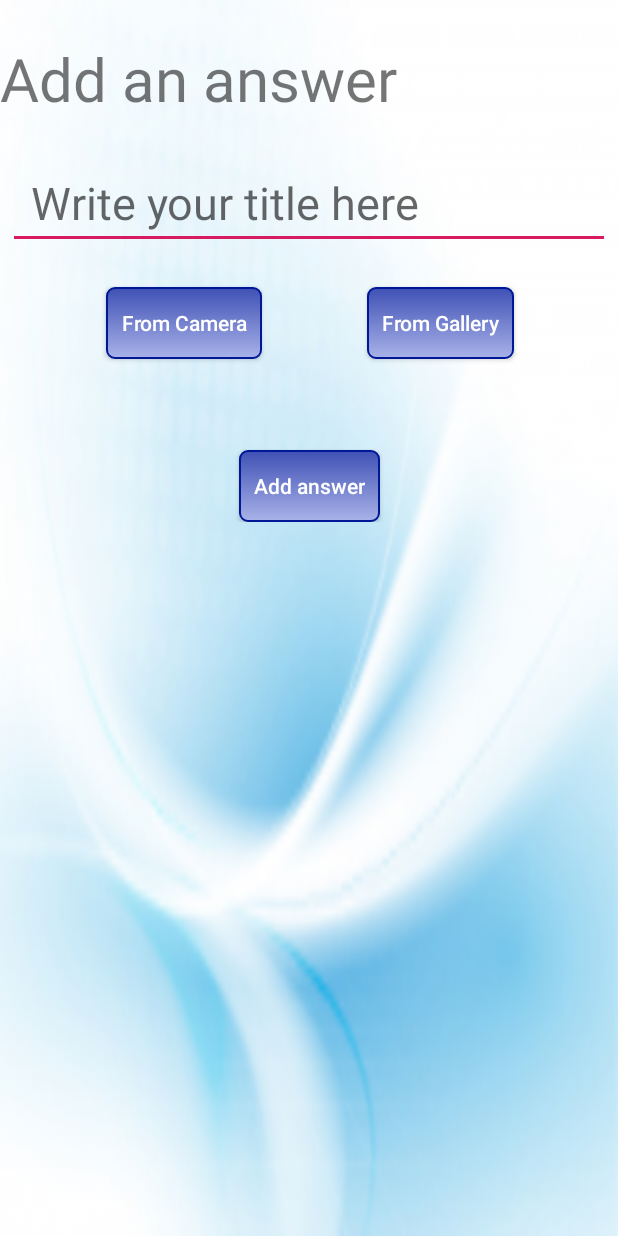
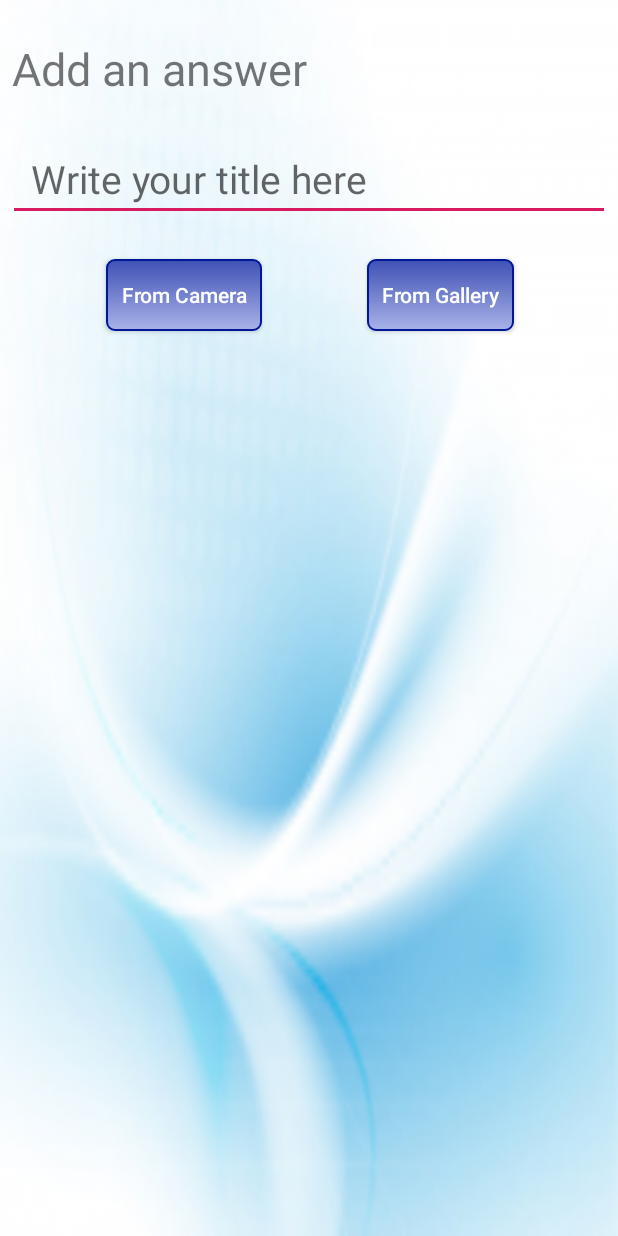
Before and after one commit to forer11/GroupStudyingApp, an Android app: the AddAnswerActivity screen opened directly, with no data from a screen before it, on a phone screen of 412 x 824 dp. Run offline under Robolectric (Android 15) with nearby library versions, the light colour scheme and no system bars; our stand-ins replace Firebase (no records; nobody signed in at launch, a user with empty details on screens opened directly); libraries missing offline, so code that uses them is left out: com.ndroid.nadim, com.theartofdev.edmodo; Roboto replaces fonts that are not available here; 2 statements that could not run were skipped.

Commit message:
fixed the same ux problem in add answer activity

```diff
--- a/app/src/main/java/com/example/groupstudyingapp/AddAnswerActivity.java
+++ b/app/src/main/java/com/example/groupstudyingapp/AddAnswerActivity.java
@@ -101,6 +101,14 @@
 
         String questionId = getIntent().getStringExtra(QUESTION_ID);
         question = fireStoreHandler.getQuestionById(questionId);
+    }
+
+    @Override
+    protected void onResume() {
+        super.onResume();
+        if (isPhotoEntered){
+            saveButton.setVisibility(View.VISIBLE);
+        }
     }
 
     private void getAppData() {
--- a/app/src/main/res/layout/activity_add_answer.xml
+++ b/app/src/main/res/layout/activity_add_answer.xml
@@ -16,10 +16,11 @@
             android:id="@+id/answerTitle"
             android:layout_width="match_parent"
             android:layout_height="wrap_content"
+            android:layout_marginStart="8dp"
             android:layout_marginTop="25dp"
             android:text="Add an answer"
             android:textAlignment="center"
-            android:textSize="40sp"
+            android:textSize="30sp"
             app:layout_constraintEnd_toEndOf="parent"
             app:layout_constraintStart_toStartOf="parent"
             app:layout_constraintTop_toTopOf="parent" />
@@ -38,7 +39,7 @@
             android:paddingStart="15dp"
             android:paddingEnd="15dp"
             android:textAlignment="textStart"
-            android:textSize="30sp"
+            android:textSize="26sp"
             app:layout_constraintEnd_toEndOf="parent"
             app:layout_constraintStart_toStartOf="parent"
             app:layout_constraintTop_toBottomOf="@id/answerTitle"
@@ -89,10 +90,12 @@
             android:id="@+id/saveAnswerButton"
             android:layout_width="wrap_content"
             android:layout_height="wrap_content"
-            android:layout_marginTop="25dp"
+            android:layout_marginTop="16dp"
+            android:layout_marginBottom="16dp"
             android:background="@drawable/sign_in_button_design_blue"
             android:padding="10dp"
-            android:text="Add answer"
+            android:text="Save answer"
+            android:visibility="gone"
             android:textAllCaps="false"
             android:textColor="@color/white"
             app:layout_constraintEnd_toEndOf="parent"
```
